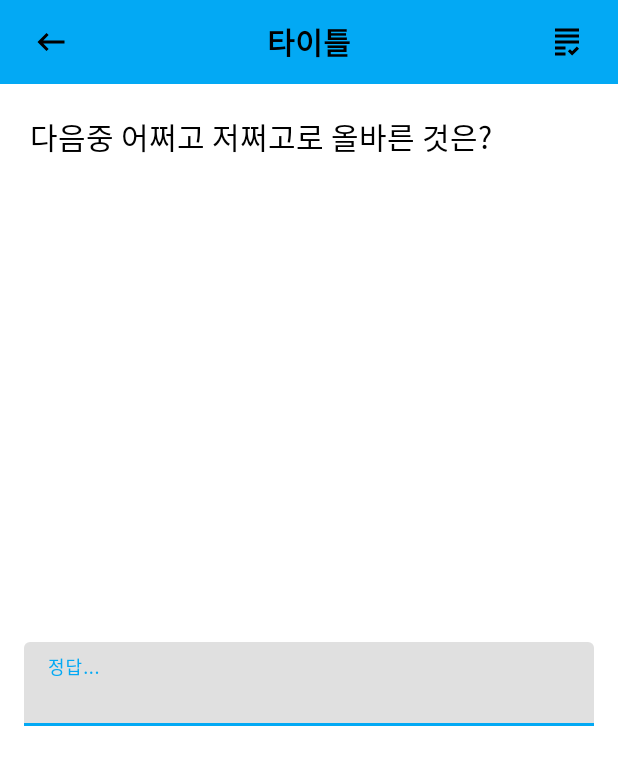
After one commit to cse-master-project/CSE-Study-And-Learn-Application, an Android app: the fragment ShortAnswerFragment shown on its own in the app's theme, on a phone screen of 412 x 824 dp. The commit adds this screen. Shown: the top 765 px of the screen. Run offline under Robolectric (Android 15) with nearby library versions, the phone set to English and light mode, and no system bars.

Commit message:
short answer fragment UI 추가

```diff
--- a/app/src/main/AndroidManifest.xml
+++ b/app/src/main/AndroidManifest.xml
@@ -10,7 +10,7 @@
         android:label="@string/app_name"
         android:roundIcon="@mipmap/ic_launcher_round"
         android:supportsRtl="true"
-        android:theme="@style/AppTheme"
+        android:theme="@style/Theme.CSEStudyAndLearnApplication"
         tools:targetApi="31">
 
         <activity
--- /dev/null
+++ b/app/src/main/java/com/example/cse_study_and_learn_application/ui/study/ShortAnswerFragment.kt
@@ -0,0 +1,31 @@
+package com.example.cse_study_and_learn_application.ui.study
+
+import android.os.Bundle
+import androidx.fragment.app.Fragment
+import android.view.LayoutInflater
+import android.view.View
+import android.view.ViewGroup
+import com.example.cse_study_and_learn_application.databinding.FragmentMultipleChoiceQuizBinding
+import com.example.cse_study_and_learn_application.databinding.FragmentShortAnswerBinding
+
+/**
+ * Short answer fragment
+ *
+ * @constructor Create empty Short answer fragment
+ * @author JYH
+ * @since 2024-03-18
+ */
+class ShortAnswerFragment : Fragment() {
+
+    private lateinit var binding: FragmentShortAnswerBinding
+
+    override fun onCreateView(
+        inflater: LayoutInflater, container: ViewGroup?, savedInstanceState: Bundle?
+    ): View {
+        binding = FragmentShortAnswerBinding.inflate(inflater)
+        return binding.root
+    }
+
+
+
+}
--- /dev/null
+++ b/app/src/main/res/layout/fragment_short_answer.xml
@@ -0,0 +1,84 @@
+<?xml version="1.0" encoding="utf-8"?>
+<androidx.constraintlayout.widget.ConstraintLayout xmlns:android="http://schemas.android.com/apk/res/android"
+    xmlns:tools="http://schemas.android.com/tools"
+    android:layout_width="match_parent"
+    android:layout_height="match_parent"
+    xmlns:app="http://schemas.android.com/apk/res-auto"
+    tools:context=".ui.study.ShortAnswerFragment">
+
+    <com.google.android.material.appbar.AppBarLayout
+        android:id="@+id/appbar_layout"
+        app:elevation="0dp"
+        app:layout_constraintTop_toTopOf="parent"
+        android:layout_width="match_parent"
+        android:layout_height="?attr/actionBarSize">
+
+        <LinearLayout
+            android:orientation="horizontal"
+            android:layout_width="match_parent"
+            android:layout_height="match_parent" >
+
+            <ImageButton
+                android:id="@+id/ib_back_pres"
+                android:layout_weight="1"
+                android:src="@drawable/ic_back_arrow_black_24dp"
+                android:background="@android:color/transparent"
+                android:layout_gravity="center_vertical"
+                android:layout_width="wrap_content"
+                android:layout_height="match_parent"/>
+
+            <TextView
+                android:id="@+id/tv_title"
+                android:layout_weight="5"
+                style="@style/TextAppearance.Material3.ActionBar.Title"
+                android:textSize="20sp"
+                android:layout_width="wrap_content"
+                android:layout_height="match_parent"
+                android:layout_gravity="center"
+                android:gravity="center"
+                android:textStyle="bold"
+                android:text="타이틀"/>
+
+            <ImageButton
+                android:id="@+id/ib_grading"
+                android:layout_weight="1"
+                android:src="@drawable/ic_baseline_grading_24"
+                android:background="@android:color/transparent"
+                android:layout_gravity="center_vertical"
+                android:layout_width="wrap_content"
+                android:layout_height="match_parent"/>
+        </LinearLayout>
+    </com.google.android.material.appbar.AppBarLayout>
+
+    <androidx.constraintlayout.widget.Guideline
+        android:id="@+id/guideline"
+        android:layout_width="wrap_content"
+        android:layout_height="wrap_content"
+        android:orientation="horizontal"
+        app:layout_constraintGuide_percent="0.5" />
+
+    <TextView
+        android:id="@+id/tv_quiz_text"
+        android:layout_width="match_parent"
+        android:layout_height="wrap_content"
+        app:layout_constraintTop_toBottomOf="@id/appbar_layout"
+        android:layout_margin="20dp"
+        android:text="다음중 어쩌고 저쩌고로 올바른 것은?"
+        android:textColor="@color/black"
+        android:textSize="20dp" />
+
+    <com.google.android.material.textfield.TextInputLayout
+        android:layout_width="match_parent"
+        android:layout_height="wrap_content"
+        app:layout_constraintTop_toBottomOf="@id/guideline"
+        android:layout_margin="16dp">
+
+        <com.google.android.material.textfield.TextInputEditText
+            android:layout_width="match_parent"
+            android:layout_height="wrap_content"
+            android:hint="정답..." />
+
+    </com.google.android.material.textfield.TextInputLayout>
+
+
+</androidx.constraintlayout.widget.ConstraintLayout>
--- a/app/src/main/res/values/themes.xml
+++ b/app/src/main/res/values/themes.xml
@@ -1,18 +1,10 @@
 <resources xmlns:tools="http://schemas.android.com/tools">
     <!-- Base application theme. -->
     <style name="Theme.CSEStudyAndLearnApplication" parent="Theme.MaterialComponents.DayNight.DarkActionBar">
-        <!--
-         colorPrimary: 애플리케이션 대표 색상
-         colorPrimaryDark: 대표 색상 중 조금 더 어두운 색상
-         colorAccent: 강조 색상
-         colorControlNormal: 컨트롤러(버튼, 체크박스, etc)의 일반적인 상태
-         colorControlHighlight: 컨트롤러를 터치 또는 액션이 일어날 때
-         -->
-        <item name="colorAccent">#33B5E5</item>
-        <item name="colorPrimary">#73D3BC</item>
-        <item name="colorPrimaryDark">#99D3BC</item>
-        <item name="colorControlHighlight">#FF8800</item>
-        <item name="colorControlNormal">#0099CC</item>
+        <!-- Primary brand color. -->
+        <item name="colorPrimary">@color/light_blue_500</item>
+        <item name="colorPrimaryVariant">@color/light_blue_700</item>
+        <item name="colorOnPrimary">@android:color/white</item>
         <!-- Secondary brand color. -->
         <item name="colorSecondary">@color/teal_200</item>
         <item name="colorSecondaryVariant">@color/teal_700</item>
```
